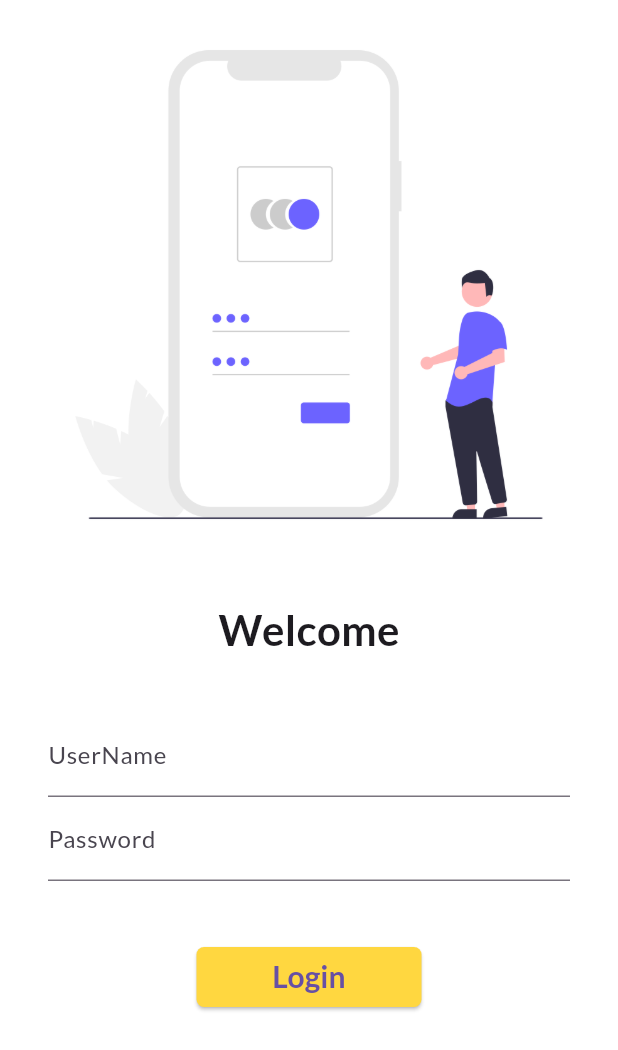
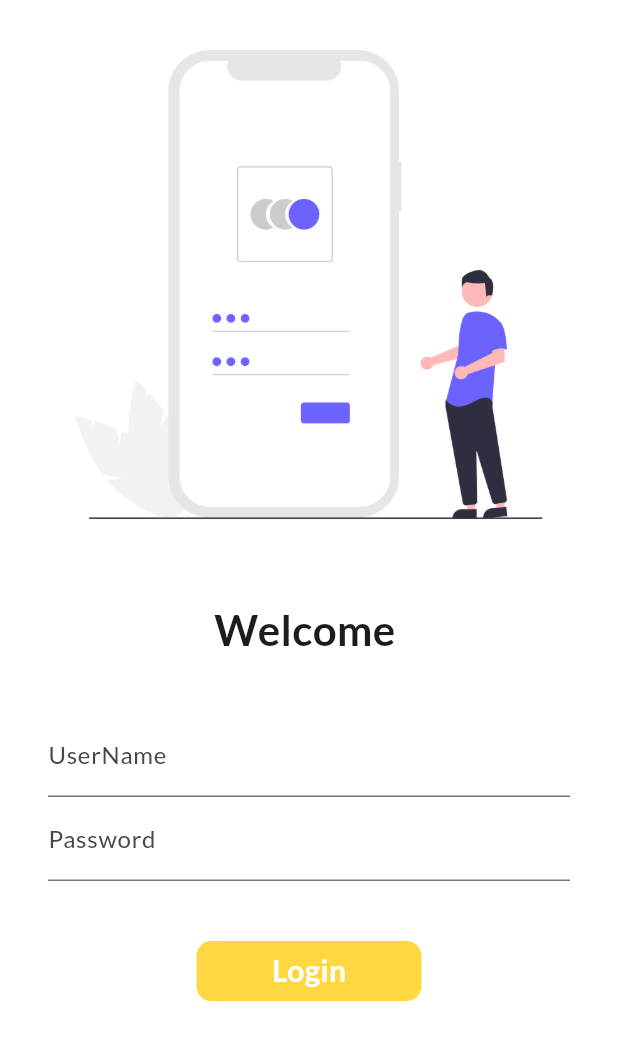
Before and after one commit to venk2022/flutter, a Flutter app: the screen it shows after launch, on a phone screen of 412 x 824 dp. Shown: the top 1050 px of the screen. Run offline on Flutter 3.47's test engine with Material 3 defaults, Android fonts, the phone set to English and light mode, and no system bars; our stand-ins replace google_fonts.

Commit message:
day 6 completed

```diff
--- a/lib/pages/login_page.dart
+++ b/lib/pages/login_page.dart
@@ -3,9 +3,16 @@
 import 'package:flutter/material.dart';
 import 'package:flutter_application_1/utils/routes.dart';
 
-class LoginPage extends StatelessWidget {
+class LoginPage extends StatefulWidget {
   const LoginPage({super.key});
 
+  @override
+  State<LoginPage> createState() => _LoginPageState();
+}
+
+class _LoginPageState extends State<LoginPage> {
+  String name = "";
+  bool changebutton = false;
   @override
   Widget build(BuildContext context) {
     return Material(
@@ -18,7 +25,7 @@ class LoginPage extends StatelessWidget {
            SizedBox(
             height: 20.0,
           ),
-           Text("Welcome",style: TextStyle(
+           Text("Welcome $name",style: TextStyle(
             fontSize: 28,
             fontWeight: FontWeight.bold,
           ),
@@ -34,6 +41,10 @@ class LoginPage extends StatelessWidget {
               hintText: "Enter UserName",
               labelText: "UserName",
             ),
+            onChanged: (value){
+              name = value;
+              setState(() {});
+            },
           ),
           TextFormField(
             obscureText: true,
@@ -45,17 +56,50 @@ class LoginPage extends StatelessWidget {
            SizedBox(
             height: 40.0,
           ),
-          ElevatedButton(
-            child: Text("Login",style: TextStyle(
-              fontSize: 20.0,
-              fontWeight: FontWeight.bold,
+          InkWell(
+            onTap: () async{
+              setState(() {
+                changebutton=true;
+              });
+              await Future.delayed(Duration(seconds: 2));
+              Navigator.pushNamed(context, MyRoutes.homeRoute);
+
+            },
+            child: AnimatedContainer(
+              duration: Duration(seconds: 2),
+              width: changebutton?50:150,
+              height: 40,
+              alignment: Alignment.center,
+              child:changebutton?Icon(
+                Icons.done,
+                color: Colors.white,
+              ) : Text(
+                "Login",
+                style: TextStyle(
+                  color:Colors.white,
+                  fontWeight: FontWeight.bold,
+                  fontSize: 20.0,
+                ),
+              ),
+              decoration: BoxDecoration(
+                color: Colors.amberAccent,
+                //shape: changebutton?BoxShape.circle:BoxShape.rectangle,
+                borderRadius: BorderRadius.circular(changebutton?40:10),
+              ),
+
             ),
-            ),
-            style: TextButton.styleFrom(minimumSize: Size(150,40),backgroundColor: Colors.amberAccent,shape: RoundedRectangleBorder(borderRadius: BorderRadius.circular(5.0))),
-            onPressed: () {
-              Navigator.pushNamed(context, MyRoutes.homeRoute);
-            },
-          )
+          ),
+          // ElevatedButton(
+          //   child: Text("Login",style: TextStyle(
+          //     fontSize: 20.0,
+          //     fontWeight: FontWeight.bold,
+          //   ),
+          //   ),
+          //   style: TextButton.styleFrom(minimumSize: Size(150,40),backgroundColor: Colors.amberAccent,shape: RoundedRectangleBorder(borderRadius: BorderRadius.circular(5.0))),
+          //   onPressed: () {
+          //   Navigator.pushNamed(context, MyRoutes.homeRoute);
+          //   },
+          // )
 
           ],
           ),
```
